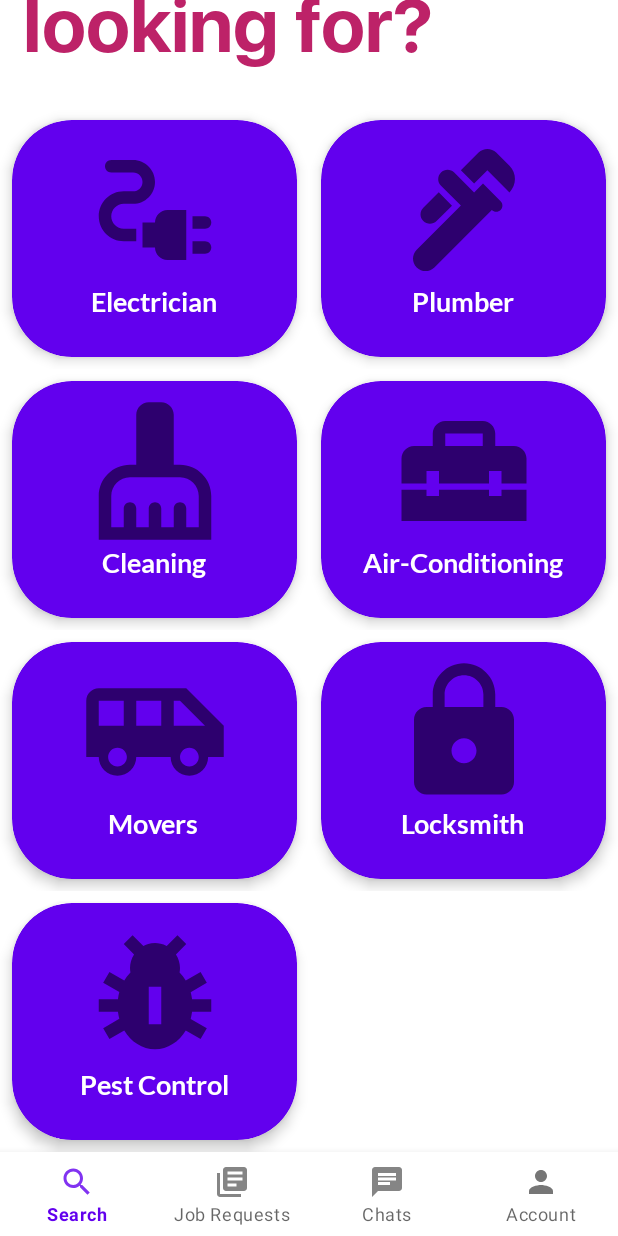
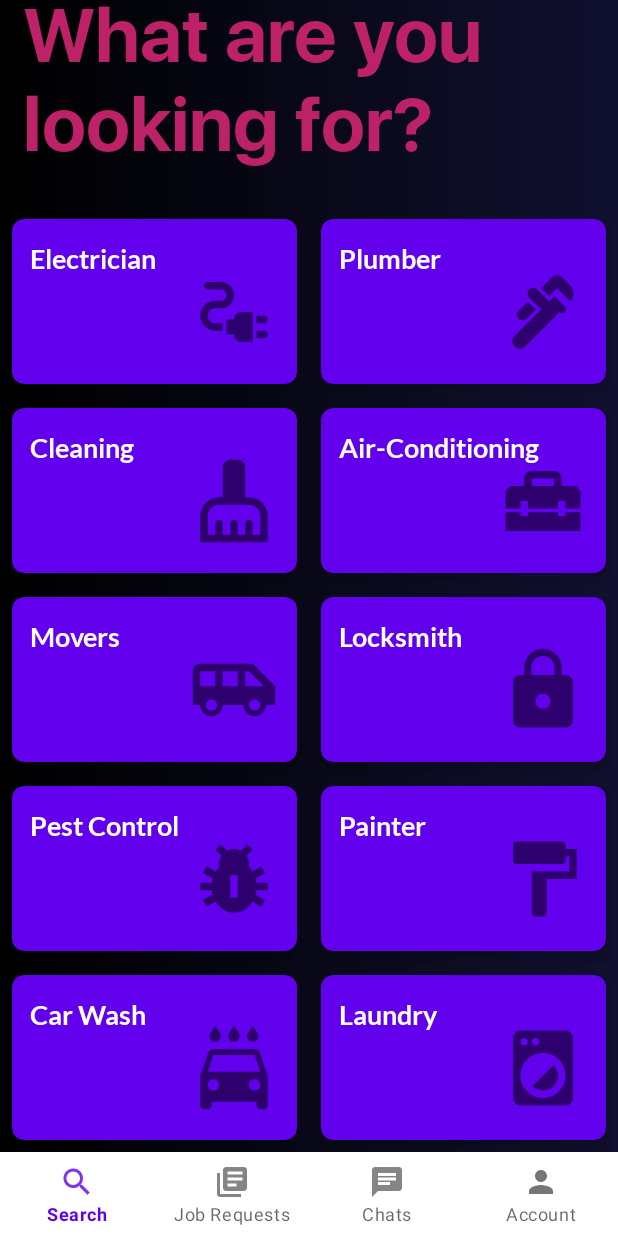
Before and after one commit to Jeyxiang/HelpLah, an Android app: the screen it shows after launch (ServicesCategoriesActivity), after a tap on "GO TO LISTINGS", on a phone screen of 412 x 824 dp. Run offline under Robolectric (Android 15) with nearby library versions, the phone set to English and light mode, and no system bars; our stand-ins replace Firebase (no records; nobody signed in at launch, a user with empty details on screens opened directly); libraries missing offline, so code that uses them is left out: com.mancj.materialsearchbar; plain views replace MaterialSearchBar; 1 statement that could not run was skipped.

Commit message:
Third commit

```diff
--- a/app/src/main/java/com/example/helplah/models/Services.java
+++ b/app/src/main/java/com/example/helplah/models/Services.java
@@ -15,9 +15,13 @@ public class Services {
     public static final String MOVERS = "Movers";
     public static final String LOCKSMITH = "Locksmith";
     public static final String PEST_CONTROL = "Pest Control";
+    public static final String PAINTERS = "Painter";
+    public static final String CAR_WASH = "Car Wash";
+    public static final String LAUNDRY = "Laundry";
 
     public static final List<String> ALLSERVICES = new ArrayList<>(Arrays.asList(ELECTRICIAN, PLUMBER,
-                                CLEANER, AIRCONDITIONING, MOVERS, LOCKSMITH, PEST_CONTROL));
+                                CLEANER, AIRCONDITIONING, MOVERS, LOCKSMITH, PEST_CONTROL, PAINTERS,
+                                CAR_WASH, LAUNDRY));
 
     // Abstracts the services provided by a business
     private ArrayList<String> servicesProvided = new ArrayList<>();
--- a/app/src/main/java/com/example/helplah/viewmodel/RegisterScreen.java
+++ b/app/src/main/java/com/example/helplah/viewmodel/RegisterScreen.java
@@ -116,8 +116,12 @@ public class RegisterScreen extends AppCompatActivity {
 
     private boolean checkFields() {
         boolean allCorrect = true;
-        if (this.mEmail.length() == 0 || this.mUsername.length() == 0) {
+        if (this.mEmail.length() == 0) {
             this.mEmail.setError("This field is required");
+            allCorrect = false;
+        }
+        if (this.mUsername.length() == 0) {
+            this.mUsername.setError("This field is required");
             allCorrect = false;
         }
         if (this.mPhoneNumber.length() != 8) {
--- a/app/src/main/java/com/example/helplah/viewmodel/ServicesCategoriesActivity.java
+++ b/app/src/main/java/com/example/helplah/viewmodel/ServicesCategoriesActivity.java
@@ -26,7 +26,8 @@ public class ServicesCategoriesActivity extends AppCompatActivity implements Cat
     int[] categoriesImages = {R.drawable.ic_baseline_electrical_services_24, R.drawable.ic_baseline_plumbing_24,
             R.drawable.ic_baseline_cleaning_services_24, R.drawable.ic_baseline_home_repair_service_24,
             R.drawable.ic_baseline_airport_shuttle_24, R.drawable.ic_baseline_lock_24,
-            R.drawable.ic_baseline_pest_control_24, R.drawable.plumbing_logos};
+            R.drawable.ic_baseline_pest_control_24, R.drawable.ic_baseline_format_paint_24,
+            R.drawable.ic_baseline_local_car_wash_24, R.drawable.ic_baseline_local_laundry_service_24};
 
     String[] categories;
 
--- /dev/null
+++ b/app/src/main/res/drawable/home_background.xml
@@ -0,0 +1,7 @@
+<?xml version="1.0" encoding="utf-8"?>
+<shape xmlns:android="http://schemas.android.com/apk/res/android">
+    <gradient
+        android:endColor="#101030"
+        android:startColor="#000000"
+        android:type="linear" />
+</shape>
--- /dev/null
+++ b/app/src/main/res/drawable/ic_baseline_format_paint_24.xml
@@ -0,0 +1,5 @@
+<vector android:alpha="0.9" android:height="24dp"
+    android:tint="?attr/colorControlNormal" android:viewportHeight="24"
+    android:viewportWidth="24" android:width="24dp" xmlns:android="http://schemas.android.com/apk/res/android">
+    <path android:fillColor="@android:color/white" android:pathData="M18,4V3c0,-0.55 -0.45,-1 -1,-1H5c-0.55,0 -1,0.45 -1,1v4c0,0.55 0.45,1 1,1h12c0.55,0 1,-0.45 1,-1V6h1v4H9v11c0,0.55 0.45,1 1,1h2c0.55,0 1,-0.45 1,-1v-9h8V4h-3z"/>
+</vector>
--- /dev/null
+++ b/app/src/main/res/drawable/ic_baseline_local_car_wash_24.xml
@@ -0,0 +1,5 @@
+<vector android:alpha="0.9" android:height="24dp"
+    android:tint="?attr/colorControlNormal" android:viewportHeight="24"
+    android:viewportWidth="24" android:width="24dp" xmlns:android="http://schemas.android.com/apk/res/android">
+    <path android:fillColor="@android:color/white" android:pathData="M17,5c0.83,0 1.5,-0.67 1.5,-1.5 0,-1 -1.5,-2.7 -1.5,-2.7s-1.5,1.7 -1.5,2.7c0,0.83 0.67,1.5 1.5,1.5zM12,5c0.83,0 1.5,-0.67 1.5,-1.5 0,-1 -1.5,-2.7 -1.5,-2.7s-1.5,1.7 -1.5,2.7c0,0.83 0.67,1.5 1.5,1.5zM7,5c0.83,0 1.5,-0.67 1.5,-1.5C8.5,2.5 7,0.8 7,0.8S5.5,2.5 5.5,3.5C5.5,4.33 6.17,5 7,5zM18.92,8.01C18.72,7.42 18.16,7 17.5,7h-11c-0.66,0 -1.21,0.42 -1.42,1.01L3,14v8c0,0.55 0.45,1 1,1h1c0.55,0 1,-0.45 1,-1v-1h12v1c0,0.55 0.45,1 1,1h1c0.55,0 1,-0.45 1,-1v-8l-2.08,-5.99zM6.5,18c-0.83,0 -1.5,-0.67 -1.5,-1.5S5.67,15 6.5,15s1.5,0.67 1.5,1.5S7.33,18 6.5,18zM17.5,18c-0.83,0 -1.5,-0.67 -1.5,-1.5s0.67,-1.5 1.5,-1.5 1.5,0.67 1.5,1.5 -0.67,1.5 -1.5,1.5zM5,13l1.5,-4.5h11L19,13L5,13z"/>
+</vector>
--- /dev/null
+++ b/app/src/main/res/drawable/ic_baseline_local_laundry_service_24.xml
@@ -0,0 +1,5 @@
+<vector android:alpha="0.9" android:height="24dp"
+    android:tint="?attr/colorControlNormal" android:viewportHeight="24"
+    android:viewportWidth="24" android:width="24dp" xmlns:android="http://schemas.android.com/apk/res/android">
+    <path android:fillColor="@android:color/white" android:pathData="M9.17,16.83c1.56,1.56 4.1,1.56 5.66,0 1.56,-1.56 1.56,-4.1 0,-5.66l-5.66,5.66zM18,2.01L6,2c-1.11,0 -2,0.89 -2,2v16c0,1.11 0.89,2 2,2h12c1.11,0 2,-0.89 2,-2L20,4c0,-1.11 -0.89,-1.99 -2,-1.99zM10,4c0.55,0 1,0.45 1,1s-0.45,1 -1,1 -1,-0.45 -1,-1 0.45,-1 1,-1zM7,4c0.55,0 1,0.45 1,1s-0.45,1 -1,1 -1,-0.45 -1,-1 0.45,-1 1,-1zM12,20c-3.31,0 -6,-2.69 -6,-6s2.69,-6 6,-6 6,2.69 6,6 -2.69,6 -6,6z"/>
+</vector>
--- a/app/src/main/res/drawable/listing_review_score.xml
+++ /dev/null
@@ -1,5 +0,0 @@
-<?xml version="1.0" encoding="utf-8"?>
-<shape xmlns:android="http://schemas.android.com/apk/res/android">
-    <corners android:radius="10dp" />
-    <solid android:color="@color/googleBlue" />
-</shape>
--- a/app/src/main/res/layout/activity_business_listings.xml
+++ b/app/src/main/res/layout/activity_business_listings.xml
@@ -4,6 +4,7 @@
     xmlns:tools="http://schemas.android.com/tools"
     android:layout_width="match_parent"
     android:layout_height="match_parent"
+    android:background="@drawable/home_background"
     tools:context=".viewmodel.BusinessListings">
 
     <androidx.coordinatorlayout.widget.CoordinatorLayout
@@ -22,7 +23,7 @@
                 android:layout_width="match_parent"
                 android:layout_height="wrap_content"
                 app:menu="@menu/search_top_app_bar"
-                android:background="@color/googleBlue"
+                android:background="@color/appPurple"
                 app:navigationIcon="@drawable/ic_baseline_arrow_back_24"
                 style="@style/Widget.MaterialComponents.Toolbar.Primary" >
 
--- a/app/src/main/res/layout/activity_services_categories.xml
+++ b/app/src/main/res/layout/activity_services_categories.xml
@@ -5,6 +5,7 @@
     android:id="@+id/constraint"
     android:layout_width="match_parent"
     android:layout_height="match_parent"
+    android:background="@drawable/home_background"
     tools:context=".viewmodel.MainActivity">
 
     <androidx.core.widget.NestedScrollView
@@ -52,7 +53,7 @@
                     android:layout_marginTop="10dp"
                     android:layout_marginEnd="15dp"
                     android:paddingTop="5dp"
-                    app:mt_searchBarColor="#90ffffff"
+                    app:mt_searchBarColor="#97ffffff"
                     app:mt_placeholder="Search..."
                     app:mt_hint="Search for a category or business"
                     app:layout_constraintEnd_toEndOf="parent"
--- a/app/src/main/res/layout/categories_list_item.xml
+++ b/app/src/main/res/layout/categories_list_item.xml
@@ -7,14 +7,14 @@
 
     <com.google.android.material.card.MaterialCardView
         android:id="@+id/categoryCardView"
-        android:layout_width="0dp"
-        android:layout_height="wrap_content"
+        android:layout_width="match_parent"
+        android:layout_height="110dp"
         android:layout_marginStart="8dp"
         android:layout_marginTop="8dp"
         android:layout_marginEnd="8dp"
         android:layout_marginBottom="8dp"
-        app:cardBackgroundColor="@color/googleBlue"
-        app:cardCornerRadius="40dp"
+        app:cardBackgroundColor="@color/appPurple"
+        app:cardCornerRadius="8dp"
         app:cardElevation="5dp"
         app:layout_constraintBottom_toBottomOf="parent"
         app:layout_constraintEnd_toEndOf="parent"
@@ -42,32 +42,26 @@
                 android:id="@+id/categoryListServiceView"
                 android:layout_width="wrap_content"
                 android:layout_height="wrap_content"
-                android:layout_marginStart="16dp"
-                android:layout_marginEnd="16dp"
-                android:layout_marginBottom="16dp"
+                android:layout_marginStart="2dp"
+                android:layout_marginTop="5dp"
                 android:fontFamily="@font/lato_bold"
+                android:text="TextView"
                 android:textColor="#ffffff"
-                android:text="TextView"
                 android:textSize="18sp"
-                app:layout_constraintBottom_toBottomOf="parent"
-                app:layout_constraintEnd_toEndOf="parent"
-                app:layout_constraintHorizontal_bias="0.495"
                 app:layout_constraintStart_toStartOf="parent"
-                app:layout_constraintTop_toBottomOf="@+id/categoryListImageView"
-                app:layout_constraintVertical_bias="0.0" />
+                app:layout_constraintTop_toTopOf="parent" />
 
             <ImageView
                 android:id="@+id/categoryListImageView"
-                android:layout_width="100dp"
-                android:layout_height="100dp"
+                android:layout_width="60dp"
+                android:layout_height="60dp"
+                android:layout_marginTop="22dp"
+                android:layout_marginEnd="2dp"
+                android:elevation="3dp"
+                android:maxWidth="100dp"
                 android:maxHeight="100dp"
-                android:maxWidth="100dp"
-                app:layout_constraintBottom_toBottomOf="parent"
                 app:layout_constraintEnd_toEndOf="parent"
-                app:layout_constraintStart_toStartOf="parent"
-                app:layout_constraintTop_toTopOf="parent"
-                app:layout_constraintVertical_bias="0.0"
-                android:elevation="3dp" />
+                app:layout_constraintTop_toTopOf="parent" />
 
         </androidx.constraintlayout.widget.ConstraintLayout>
 
--- a/app/src/main/res/values/colors.xml
+++ b/app/src/main/res/values/colors.xml
@@ -19,5 +19,5 @@
     <color name="greyDisabled">#61000000</color>
 
     <color name="googleRed">#DB4437</color>
-    <color name="googleBlue">#6200EE</color>
+    <color name="appPurple">#6200EE</color>
 </resources>
```
